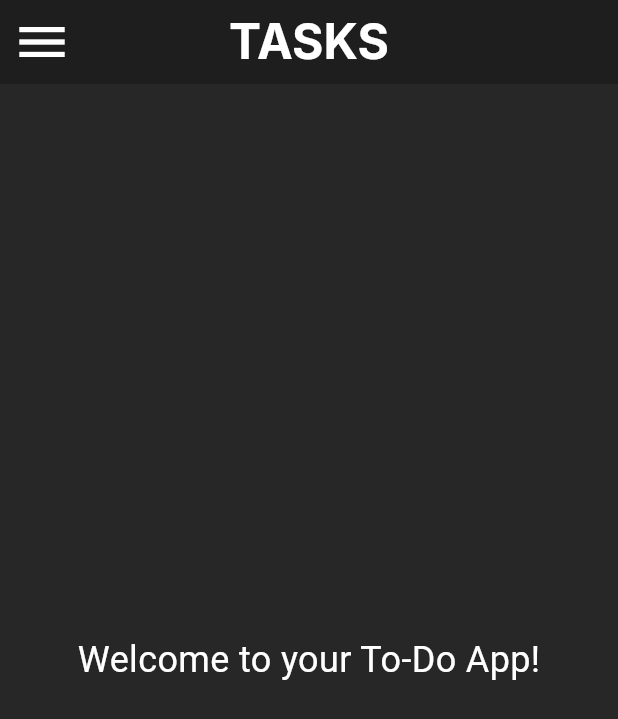
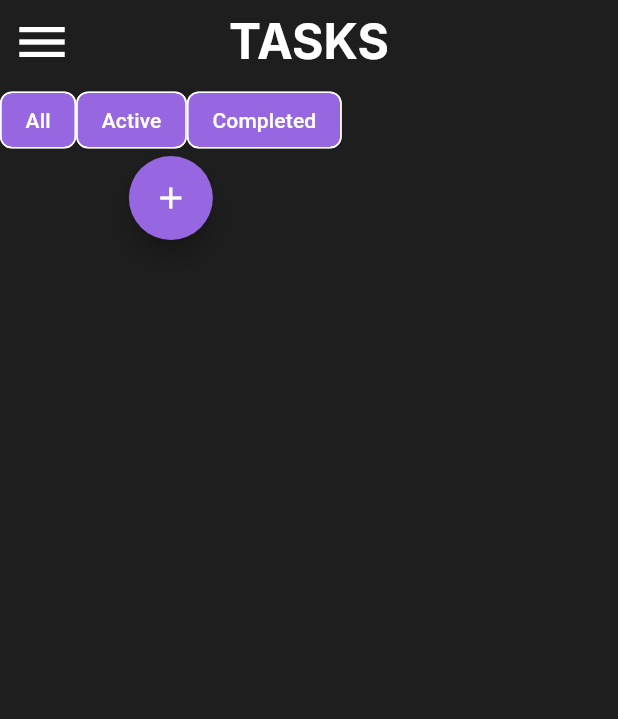
Before and after one commit to AhmedFashafsha/to_do, a Flutter app: the screen it shows after launch, after a tap on the "menu" icon, after a tap on the "arrow forward" icon, on a phone screen of 412 x 824 dp. Shown: the top 719 px of the screen. Run offline on Flutter 3.47's test engine with Material 3 defaults, Android fonts, the phone set to English and light mode, and no system bars; our stand-ins replace google_fonts.

Commit message:
-Added action button -Added filter components

```diff
--- /dev/null
+++ b/lib/components.dart
@@ -0,0 +1,49 @@
+import 'package:flutter/material.dart';
+import 'package:to_do/themes/theme.dart';
+
+FloatingActionButton buildFloatingActionButton(ThemeData themeData) {
+  return FloatingActionButton(
+    shape: RoundedRectangleBorder(borderRadius: BorderRadius.circular(50)),
+    onPressed: () {},
+    backgroundColor: themeData.colorScheme.secondary,
+    child: Icon(Icons.add, color: themeData.colorScheme.onPrimary),
+  );
+}
+
+FilterChip buildFilterChip({
+  required String label,
+  required bool selected,
+  required ValueChanged<bool> onSelected,
+}) {
+  return FilterChip(
+    backgroundColor: themeData.colorScheme.secondary,
+    label: Text(label),
+    selected: selected,
+    onSelected: onSelected,
+  );
+}
+
+SingleChildScrollView buildFilterRow() {
+  return SingleChildScrollView(
+    scrollDirection: Axis.horizontal,
+    child: Row(
+      children: [
+        buildFilterChip(
+          label: 'All',
+          selected: false,
+          onSelected: (selected) {},
+        ),
+        buildFilterChip(
+          label: 'Active',
+          selected: false,
+          onSelected: (selected) {},
+        ),
+        buildFilterChip(
+          label: 'Completed',
+          selected: false,
+          onSelected: (selected) {},
+        ),
+      ],
+    ),
+  );
+}
--- a/lib/main.dart
+++ b/lib/main.dart
@@ -1,5 +1,6 @@
 import 'package:flutter/material.dart';
 import 'package:to_do/appbar.dart';
+import 'package:to_do/components.dart';
 import 'package:to_do/drawer.dart';
 import 'package:to_do/themes/theme.dart';
 
@@ -25,20 +26,10 @@ class _MyAppState extends State<MyApp> {
         appBar: buildAppBar(context),
         drawer: buildDrawer(context),
 
-        body: Container(
-          width: double.infinity,
-          height: double.infinity,
-          color: themeData.colorScheme.surface,
-          child: Center(
-            child: Text(
-              'Welcome to your To-Do App!',
-              style: TextStyle(
-                fontSize: 24,
-                color: themeData.colorScheme.onSurface,
-              ),
-            ),
-          ),
-        ),
+        body: Column(children: [
+          buildFilterRow(),
+          buildFloatingActionButton(themeData),
+        ]),
       ),
       debugShowCheckedModeBanner: false,
     );
```
